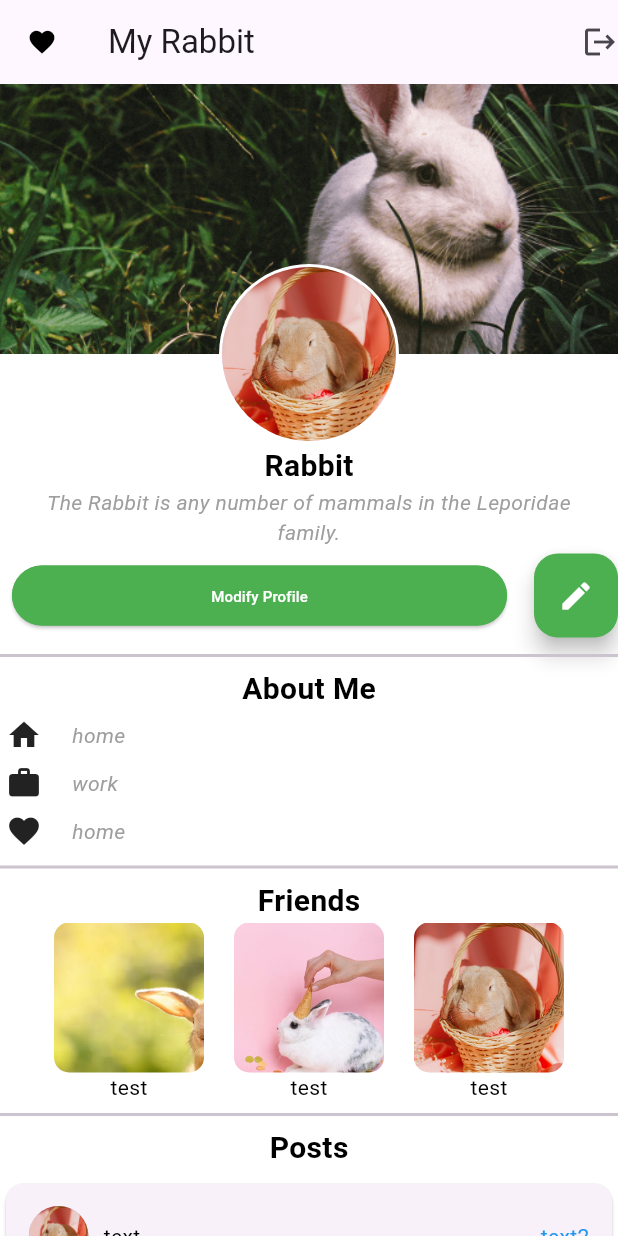
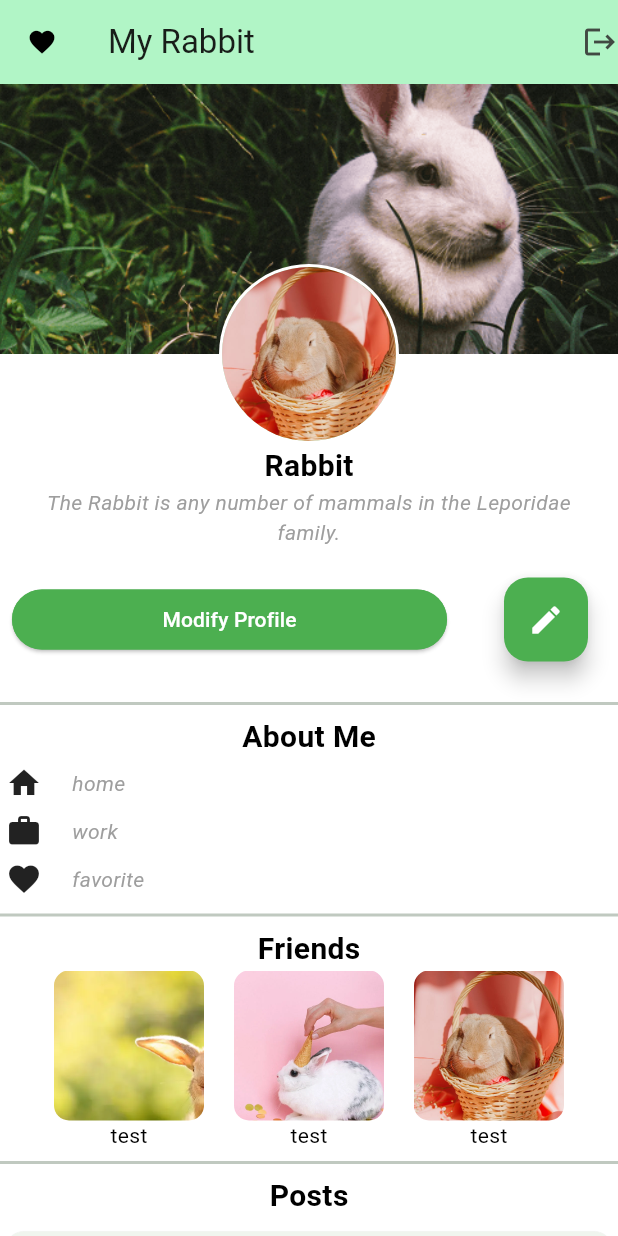
Before and after one commit to HasnaeTa20/FormationOrangeDig, a Flutter app: the BasicPage screen opened directly, on a phone screen of 412 x 824 dp. Run offline on Flutter 3.47's test engine with Material 2 defaults, Android fonts, the phone set to English and light mode, and no system bars.

Commit message:
main.dart

```diff
--- a/lib/Basicpage.dart
+++ b/lib/Basicpage.dart
@@ -10,6 +10,7 @@ class BasicPage extends StatelessWidget {
     return Scaffold(
       appBar:
     AppBar(
+       backgroundColor: Color.fromARGB(255, 177, 245, 198),
       leading: Icon(Icons.favorite,
       color: Colors.black,
       size: 20,
@@ -67,7 +68,7 @@ class BasicPage extends StatelessWidget {
                             child: ElevatedButton(
                                     child: Text('Modify Profile',
                                     style:  TextStyle(
-                                          color: Colors.white, fontSize: 10,  ),),
+                                          color: Colors.white, fontSize: 14,  ),),
                                     style: ElevatedButton.styleFrom(
                                       primary: Colors.green,
                                       side: BorderSide(color: Colors.green, width: 1),
@@ -81,13 +82,16 @@ class BasicPage extends StatelessWidget {
         SizedBox(width: 10,),
 
 
-        SizedBox(
-          width: 56, // Width of ElevatedButton by default
-        height: 56,
-          child: FloatingActionButton(onPressed: (){},
-          backgroundColor: Colors.green,
+        Padding(
+          padding: const EdgeInsets.only(left: 20,right: 20,top: 20,bottom: 20),
+          child: SizedBox(
+            width: 56, // Width of ElevatedButton by default
+          height: 56,
+            child: FloatingActionButton(onPressed: (){},
+            backgroundColor: Colors.green,
 
-          child: Icon(Icons.edit,color: Colors.white,),),
+            child: Icon(Icons.edit,color: Colors.white,),),
+          ),
         )
 
                         ],
@@ -132,7 +136,7 @@ class BasicPage extends StatelessWidget {
                        ),
 
               SizedBox(width: 20.0),
-              simpleteext('home')
+              simpleteext('favorite')
             ]
             )
             ),
--- a/lib/main.dart
+++ b/lib/main.dart
@@ -18,7 +18,7 @@ class MyApp extends StatelessWidget {
       title: 'Flutter Demo',
       theme: ThemeData(
 
-        colorScheme: ColorScheme.fromSeed(seedColor: Colors.deepPurple),
+        colorScheme: ColorScheme.fromSeed(seedColor: Color.fromARGB(255, 146, 218, 169)),
         useMaterial3: true,
       ),
       home:InterractionPage() ,
```
Also changed, not shown: lib/stateful.dart (+33 -2 lines).
